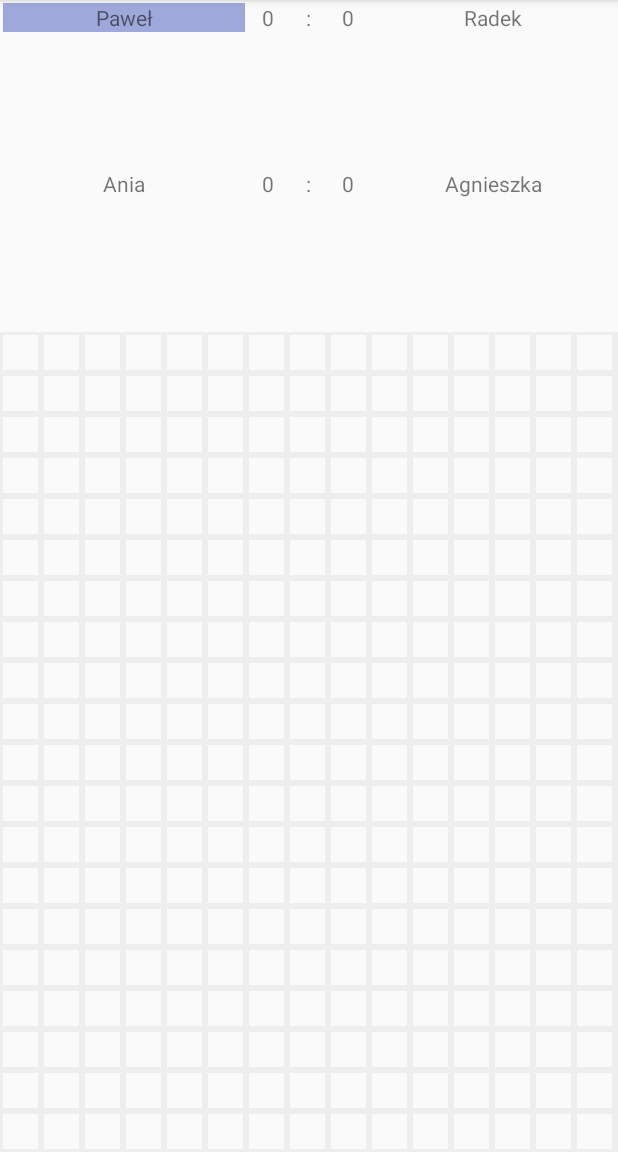
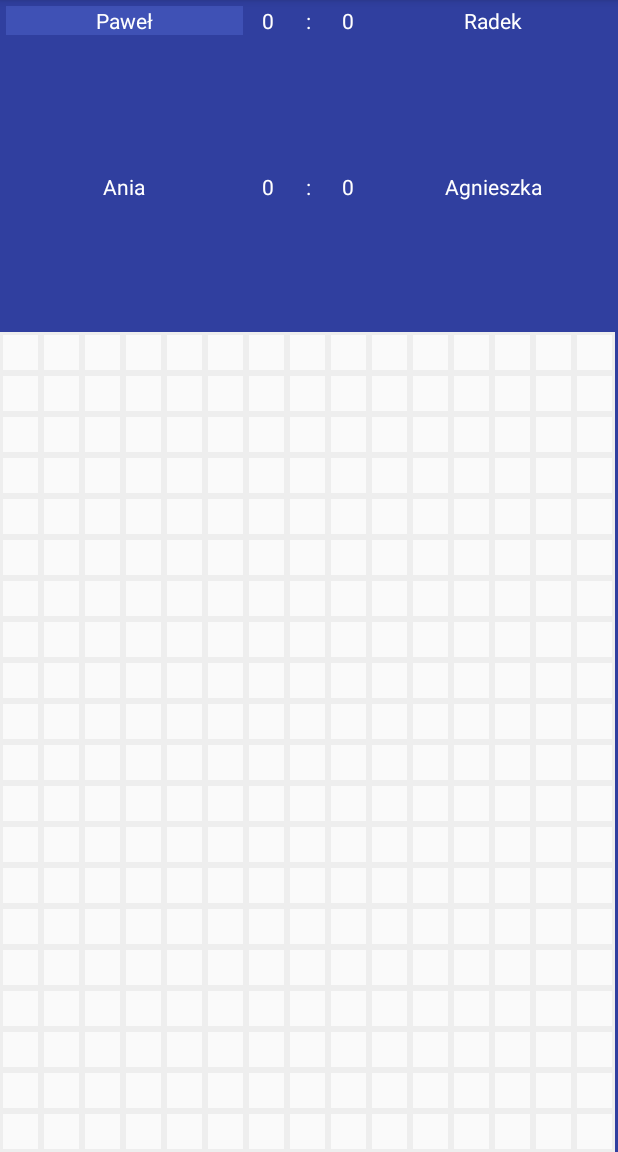
Before and after one commit to glnosg/TicTacToeGame, an Android app: the screen it shows after launch (GameActivity), after a tap on "START GAME", on a phone screen of 412 x 824 dp, the part 84-1236 px from its top. Run offline under Robolectric (Android 15) with nearby library versions, the phone set to English and light mode, and no system bars.

Commit message:
GUI changes

```diff
--- a/app/build.gradle
+++ b/app/build.gradle
@@ -26,5 +26,6 @@ dependencies {
     })
     compile 'com.android.support:appcompat-v7:26.+'
     compile 'com.android.support.constraint:constraint-layout:1.0.2'
+    compile 'com.android.support:design:26.+'
     testCompile 'junit:junit:4.12'
 }
--- a/app/src/main/java/com/example/android/tictacgrid/GameActivity.java
+++ b/app/src/main/java/com/example/android/tictacgrid/GameActivity.java
@@ -2,6 +2,7 @@ package com.example.android.tictacgrid;
 
 import android.os.Bundle;
 import android.support.annotation.Nullable;
+import android.support.design.widget.FloatingActionButton;
 import android.support.v7.app.AppCompatActivity;
 import android.util.Log;
 import android.view.View;
@@ -136,7 +137,7 @@ public class GameActivity extends AppCompatActivity {
         if (currentPlayer == null) {
             currentPlayer = listOfPlayers.get(0);
             listOfPlayersTextViews.get(0).
-                    setBackgroundColor(getResources().getColor(R.color.colorActivePlayerBackground));
+                    setBackgroundColor(getResources().getColor(R.color.colorPrimary));
         }
 
         resetButton = (Button) findViewById(R.id.button_next_game);
@@ -250,16 +251,16 @@ public class GameActivity extends AppCompatActivity {
         int currentPlayerIndex = listOfPlayers.indexOf(currentPlayer);
 
         listOfPlayersTextViews.get(currentPlayerIndex)
-                .setBackgroundColor(getResources().getColor(R.color.colorGameGridCellBackground));
+                .setBackgroundColor(getResources().getColor(R.color.colorPrimaryDark));
 
         if (currentPlayerIndex == (listOfPlayers.size() - 1)) {
             currentPlayer = listOfPlayers.get(0);
             listOfPlayersTextViews.get(0)
-                    .setBackgroundColor(getResources().getColor(R.color.colorActivePlayerBackground));
+                    .setBackgroundColor(getResources().getColor(R.color.colorPrimary));
         } else {
             currentPlayer = listOfPlayers.get(currentPlayerIndex + 1);
             listOfPlayersTextViews.get(currentPlayerIndex + 1)
-                    .setBackgroundColor(getResources().getColor(R.color.colorActivePlayerBackground));
+                    .setBackgroundColor(getResources().getColor(R.color.colorPrimary));
         }
     }
 
--- /dev/null
+++ b/app/src/main/res/drawable/ic_replay_white.xml
@@ -0,0 +1,4 @@
+<vector android:height="24dp" android:viewportHeight="24.0"
+    android:viewportWidth="24.0" android:width="24dp" xmlns:android="http://schemas.android.com/apk/res/android">
+    <path android:fillColor="#FFFFFF" android:pathData="M12,5V1L7,6l5,5V7c3.31,0 6,2.69 6,6s-2.69,6 -6,6 -6,-2.69 -6,-6H4c0,4.42 3.58,8 8,8s8,-3.58 8,-8 -3.58,-8 -8,-8z"/>
+</vector>
--- a/app/src/main/res/layout/activity_game.xml
+++ b/app/src/main/res/layout/activity_game.xml
@@ -6,7 +6,7 @@
     android:layout_width="match_parent"
     android:layout_height="match_parent"
     android:baselineAligned="false"
-    android:background="@color/colorGameGridCellBackground">
+    android:background="@color/colorPrimaryDark">
 
     <LinearLayout
         android:layout_width="match_parent"
@@ -59,15 +59,6 @@
             style="@style/GameWindowTheme"/>
 
     </LinearLayout>
-
-    <Button
-        android:id="@+id/button_next_game"
-        android:layout_width="wrap_content"
-        android:layout_height="wrap_content"
-        android:layout_gravity="center"
-        android:text="next game"
-        android:textAllCaps="true"
-        android:visibility="gone"/>
 
     <LinearLayout
         android:id="@+id/ll_extra_players"
@@ -124,6 +115,10 @@
 
     </LinearLayout>
 
+    <FrameLayout
+        android:layout_width="wrap_content"
+        android:layout_height="wrap_content">
+
         <GridLayout
             android:id="@+id/gv_game_grid"
             android:layout_width="match_parent"
@@ -131,4 +126,14 @@
             android:layout_gravity="bottom"
             android:background="@color/colorGameGridFrame" />
 
+        <Button
+            android:id="@+id/button_next_game"
+            android:layout_width="wrap_content"
+            android:layout_height="wrap_content"
+            android:layout_gravity="center"
+            android:text="next game"
+            android:textAllCaps="true"
+            android:visibility="gone"/>
+
+    </FrameLayout>
 </LinearLayout>
--- a/app/src/main/res/values/colors.xml
+++ b/app/src/main/res/values/colors.xml
@@ -22,5 +22,5 @@
     <color name="colorGameGridCellBackground">#FAFAFA</color>
 
     <!-- Players display colors -->
-    <color name="colorActivePlayerBackground">#9FA8DA</color>
+    <color name="colorActivePlayerBackground">#EDE7F6</color>
 </resources>
--- a/app/src/main/res/values/styles.xml
+++ b/app/src/main/res/values/styles.xml
@@ -10,7 +10,8 @@
 
     <style name="GameWindowTheme">
         <item name="android:textSize">14sp</item>
+        <item name="android:textColor">@android:color/white</item>
         <item name="android:gravity">center</item>
-        <item name="android:layout_margin">2dp</item>
+        <item name="android:layout_margin">4dp</item>
     </style>
 </resources>
```
Lines whose indentation alone changed are shown as unchanged.
